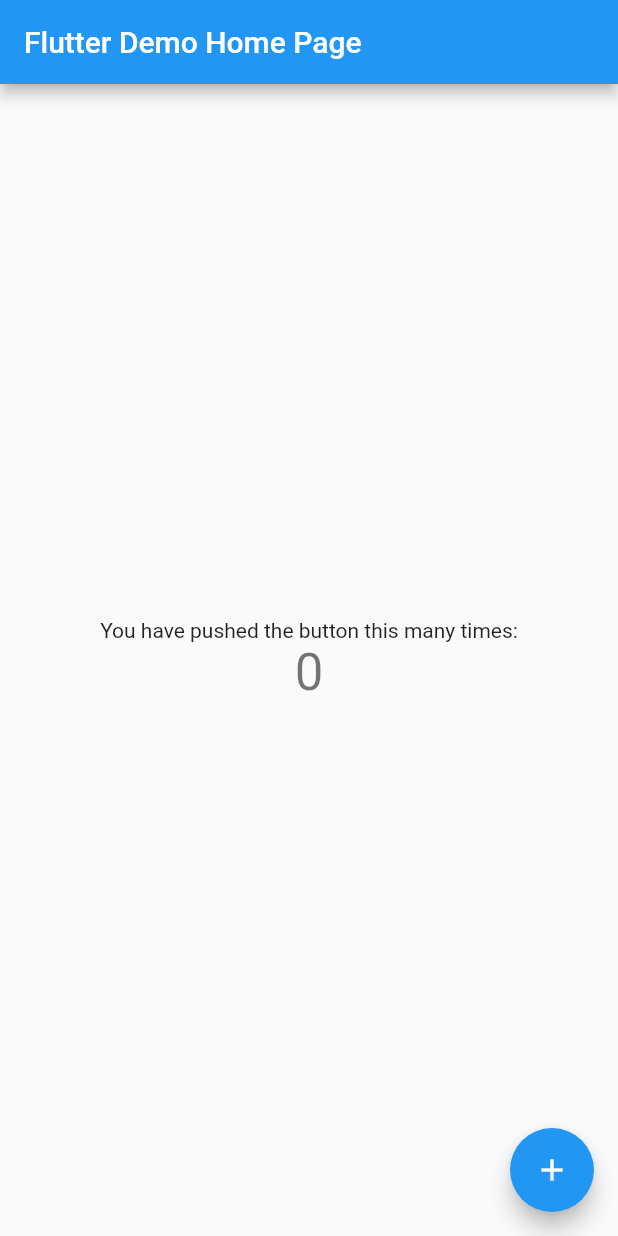
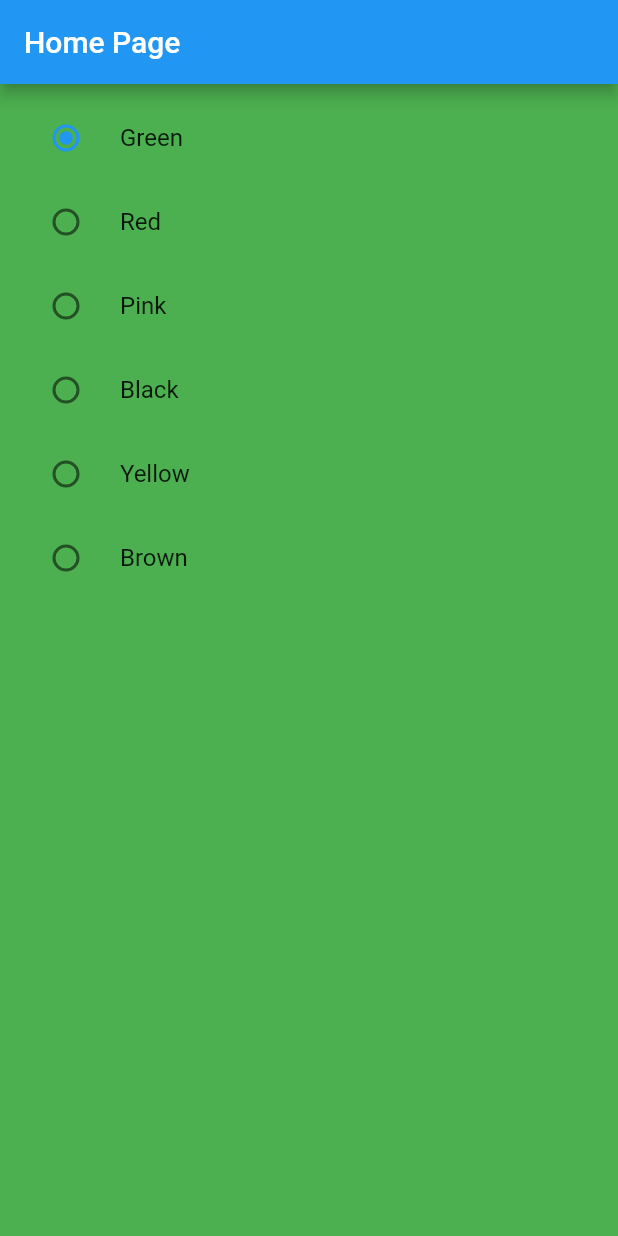
Before and after one commit to eicheich/flutter1102, a Flutter app: the screen it shows after launch, on a phone screen of 412 x 824 dp. Run offline on Flutter 3.47's test engine with Material 2 defaults, Android fonts, the light colour scheme and no system bars.

Commit message:
add: [MW] add provider state management

```diff
--- /dev/null
+++ b/lib/change-color-provider.dart
@@ -0,0 +1,19 @@
+import 'package:flutter/cupertino.dart';
+import 'package:flutter/material.dart';
+
+class ChangeColorModel with ChangeNotifier {
+  RadioListValue _value = new RadioListValue(0, Colors.green[500]!, "Green");
+  RadioListValue get currentValue => _value;
+
+  void chageModel(RadioListValue m) {
+    _value = m;
+    notifyListeners();
+  }
+}
+
+class RadioListValue {
+  final int key;
+  final Color color;
+  final String label;
+  RadioListValue(this.key, this.color, this.label);
+}
--- /dev/null
+++ b/lib/home.dart
@@ -0,0 +1,46 @@
+import 'package:flutter/cupertino.dart';
+import 'package:flutter/material.dart';
+import 'package:provider/provider.dart';
+
+import 'change-color-provider.dart';
+
+class HomePage extends StatelessWidget {
+  HomePage({Key? key}) : super(key: key);
+  final _buttonOptions = [
+    RadioListValue(0, Colors.green[500]!, "Green"),
+    RadioListValue(1, Colors.red, "Red"),
+    RadioListValue(2, Colors.pink, "Pink"),
+    RadioListValue(3, Colors.black38, "Black"),
+    RadioListValue(4, Colors.yellow, "Yellow"),
+    RadioListValue(5, Colors.brown, "Brown"),
+  ];
+
+  @override
+  Widget build(BuildContext context) {
+    return Scaffold(
+      appBar: AppBar(
+        title: Text("Home Page"),
+      ),
+      body: Consumer<ChangeColorModel>(builder: (context, model, _) {
+        return Container(
+          color: model.currentValue.color,
+          child: ListView(
+            padding: EdgeInsets.all(8.0),
+            children: _buttonOptions
+                .map(
+                  (timeValue) => RadioListTile(
+                groupValue: model.currentValue.key,
+                title: Text(timeValue.label),
+                value: timeValue.key,
+                onChanged: (val) {
+                  model.chageModel(_buttonOptions[val as int]);
+                },
+              ),
+            )
+                .toList(),
+          ),
+        );
+      }),
+    );
+  }
+}
--- a/lib/main.dart
+++ b/lib/main.dart
@@ -1,4 +1,8 @@
 import 'package:flutter/material.dart';
+import 'package:provider/provider.dart';
+
+import 'change-color-provider.dart';
+import 'home.dart';
 
 void main() {
   runApp(const MyApp());
@@ -10,106 +14,17 @@
   // This widget is the root of your application.
   @override
   Widget build(BuildContext context) {
-    return MaterialApp(
-      title: 'Flutter Demo',
-      theme: ThemeData(
-        // This is the theme of your application.
-        //
-        // Try running your application with "flutter run". You'll see the
-        // application has a blue toolbar. Then, without quitting the app, try
-        // changing the primarySwatch below to Colors.green and then invoke
-        // "hot reload" (press "r" in the console where you ran "flutter run",
-        // or simply save your changes to "hot reload" in a Flutter IDE).
-        // Notice that the counter didn't reset back to zero; the application
-        // is not restarted.
-        primarySwatch: Colors.blue,
+    return MultiProvider(
+      providers: [
+        ChangeNotifierProvider(create: (context) => ChangeColorModel()),
+      ],
+      child: MaterialApp(
+        title: 'Flutter Demo',
+        theme: ThemeData(
+          primarySwatch: Colors.blue,
+        ),
+        home: HomePage(),
       ),
-      home: const MyHomePage(title: 'Flutter Demo Home Page'),
     );
   }
 }
-
-class MyHomePage extends StatefulWidget {
-  const MyHomePage({Key? key, required this.title}) : super(key: key);
-
-  // This widget is the home page of your application. It is stateful, meaning
-  // that it has a State object (defined below) that contains fields that affect
-  // how it looks.
-
-  // This class is the configuration for the state. It holds the values (in this
-  // case the title) provided by the parent (in this case the App widget) and
-  // used by the build method of the State. Fields in a Widget subclass are
-  // always marked "final".
-
-  final String title;
-
-  @override
-  State<MyHomePage> createState() => _MyHomePageState();
-}
-
-class _MyHomePageState extends State<MyHomePage> {
-  int _counter = 0;
-
-  void _incrementCounter() {
-    setState(() {
-      // This call to setState tells the Flutter framework that something has
-      // changed in this State, which causes it to rerun the build method below
-      // so that the display can reflect the updated values. If we changed
-      // _counter without calling setState(), then the build method would not be
-      // called again, and so nothing would appear to happen.
-      _counter++;
-    });
-  }
-
-  @override
-  Widget build(BuildContext context) {
-    // This method is rerun every time setState is called, for instance as done
-    // by the _incrementCounter method above.
-    //
-    // The Flutter framework has been optimized to make rerunning build methods
-    // fast, so that you can just rebuild anything that needs updating rather
-    // than having to individually change instances of widgets.
-    return Scaffold(
-      appBar: AppBar(
-        // Here we take the value from the MyHomePage object that was created by
-        // the App.build method, and use it to set our appbar title.
-        title: Text(widget.title),
-      ),
-      body: Center(
-        // Center is a layout widget. It takes a single child and positions it
-        // in the middle of the parent.
-        child: Column(
-          // Column is also a layout widget. It takes a list of children and
-          // arranges them vertically. By default, it sizes itself to fit its
-          // children horizontally, and tries to be as tall as its parent.
-          //
-          // Invoke "debug painting" (press "p" in the console, choose the
-          // "Toggle Debug Paint" action from the Flutter Inspector in Android
-          // Studio, or the "Toggle Debug Paint" command in Visual Studio Code)
-          // to see the wireframe for each widget.
-          //
-          // Column has various properties to control how it sizes itself and
-          // how it positions its children. Here we use mainAxisAlignment to
-          // center the children vertically; the main axis here is the vertical
-          // axis because Columns are vertical (the cross axis would be
-          // horizontal).
-          mainAxisAlignment: MainAxisAlignment.center,
-          children: <Widget>[
-            const Text(
-              'You have pushed the button this many times:',
-            ),
-            Text(
-              '$_counter',
-              style: Theme.of(context).textTheme.headline4,
-            ),
-          ],
-        ),
-      ),
-      floatingActionButton: FloatingActionButton(
-        onPressed: _incrementCounter,
-        tooltip: 'Increment',
-        child: const Icon(Icons.add),
-      ), // This trailing comma makes auto-formatting nicer for build methods.
-    );
-  }
-}
--- a/pubspec.yaml
+++ b/pubspec.yaml
@@ -34,6 +34,7 @@
   # The following adds the Cupertino Icons font to your application.
   # Use with the CupertinoIcons class for iOS style icons.
   cupertino_icons: ^1.0.2
+  provider: ^6.0.5
 
 dev_dependencies:
   flutter_test:
```
Also changed, not shown: pubspec.lock.
